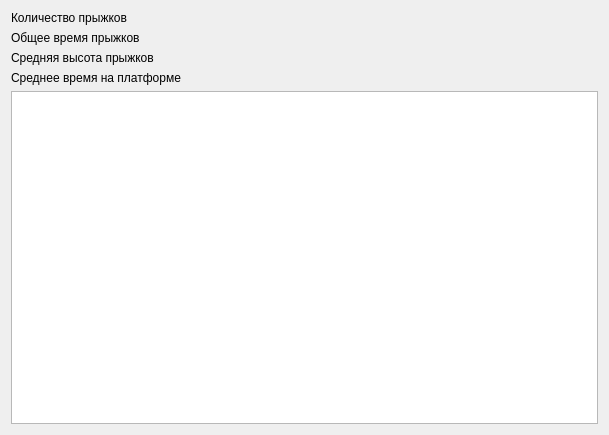
grigp/a-analyser, file metodics/jump_plate/jumpheighttest/jumpheighttestvisualize.ui: the form before one commit.
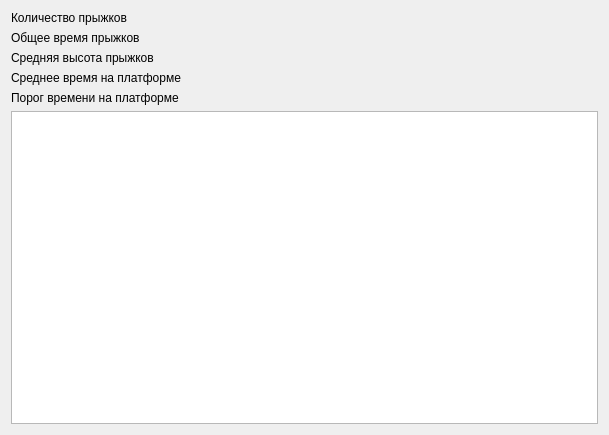
The form after the commit.

Commit message: Вывод порога времени пребывания на платформе

Diff of the .ui file:
```diff
--- a/metodics/jump_plate/jumpheighttest/jumpheighttestvisualize.ui
+++ b/metodics/jump_plate/jumpheighttest/jumpheighttestvisualize.ui
@@ -42,6 +42,13 @@
      </property>
     </widget>
    </item>
+   <item>
+    <widget class="QLabel" name="lblContactTimeBound">
+     <property name="text">
+      <string>Порог времени на платформе</string>
+     </property>
+    </widget>
+   </item>
    <item>
     <widget class="QTreeView" name="tvJumps"/>
    </item>
```
The commit also changes 2 other files.
